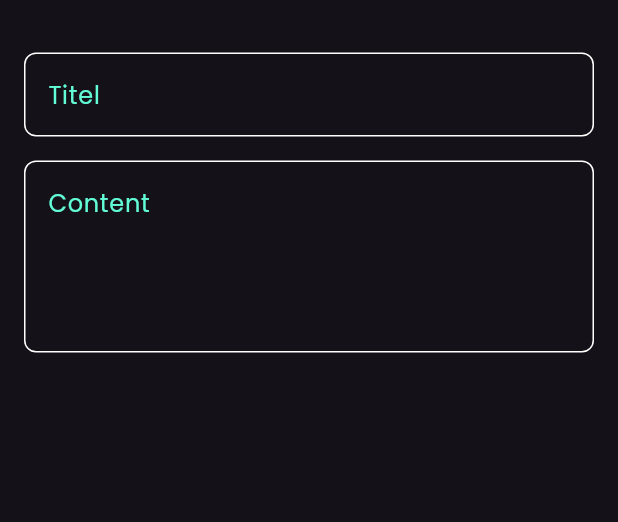
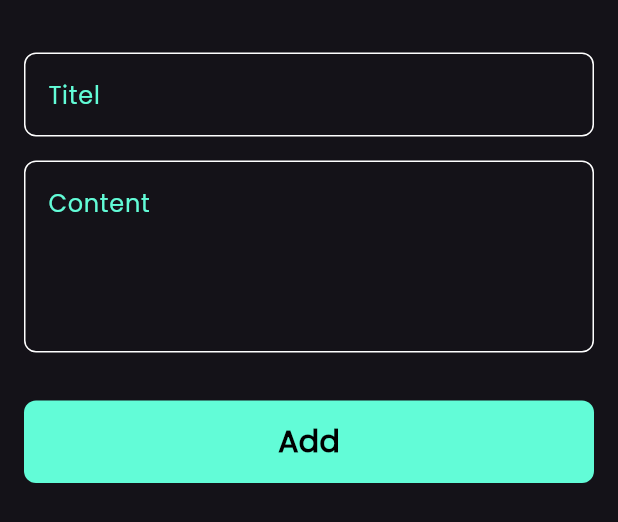
Before and after one commit to youssefemadeldn/notes_app, a Flutter app: the AddNoteBottumSheet widget shown alone on an empty page, opened directly, on a phone screen of 412 x 824 dp. Shown: the top 522 px of the screen. Run offline on Flutter 3.47's test engine with Material 3 defaults, Android fonts, the phone set to English and light mode, and no system bars.

Commit message:
finsih notes buttom sheet

```diff
--- a/lib/widgets/add_note_bottom_sheet.dart
+++ b/lib/widgets/add_note_bottom_sheet.dart
@@ -1,4 +1,5 @@
 import 'package:flutter/material.dart';
+import 'package:noteapp/widgets/custom_buttom.dart';
 import 'package:noteapp/widgets/custom_text_field.dart';
 
 class AddNoteBottumSheet extends StatelessWidget {
@@ -8,6 +9,7 @@ class AddNoteBottumSheet extends StatelessWidget {
   Widget build(BuildContext context) {
     return const Padding(
       padding: EdgeInsets.symmetric(horizontal: 16),
+      child: SingleChildScrollView(
         child: Column(
           children: [
             SizedBox(
@@ -23,7 +25,15 @@ class AddNoteBottumSheet extends StatelessWidget {
               hintText: 'Content',
               maxLines: 4,
             ),
+            SizedBox(
+              height: 32,
+            ),
+            CustomButton(),
+            SizedBox(
+              height: 16,
+            ),
           ],
+        ),
       ),
     );
   }
--- /dev/null
+++ b/lib/widgets/custom_buttom.dart
@@ -0,0 +1,26 @@
+import 'package:flutter/material.dart';
+import 'package:noteapp/constant.dart';
+
+class CustomButton extends StatelessWidget {
+  const CustomButton({super.key});
+
+  @override
+  Widget build(BuildContext context) {
+    return Container(
+      width: MediaQuery.of(context).size.width,
+      height: 55,
+      decoration: BoxDecoration(
+          color: kPrimaryColor, borderRadius: BorderRadius.circular(8)),
+      child: const Center(
+        child: Text(
+          'Add',
+          style: TextStyle(
+            color: Colors.black,
+            fontSize: 20,
+            fontWeight: FontWeight.bold,
+          ),
+        ),
+      ),
+    );
+  }
+}
```
Lines whose indentation alone changed are shown as unchanged.
